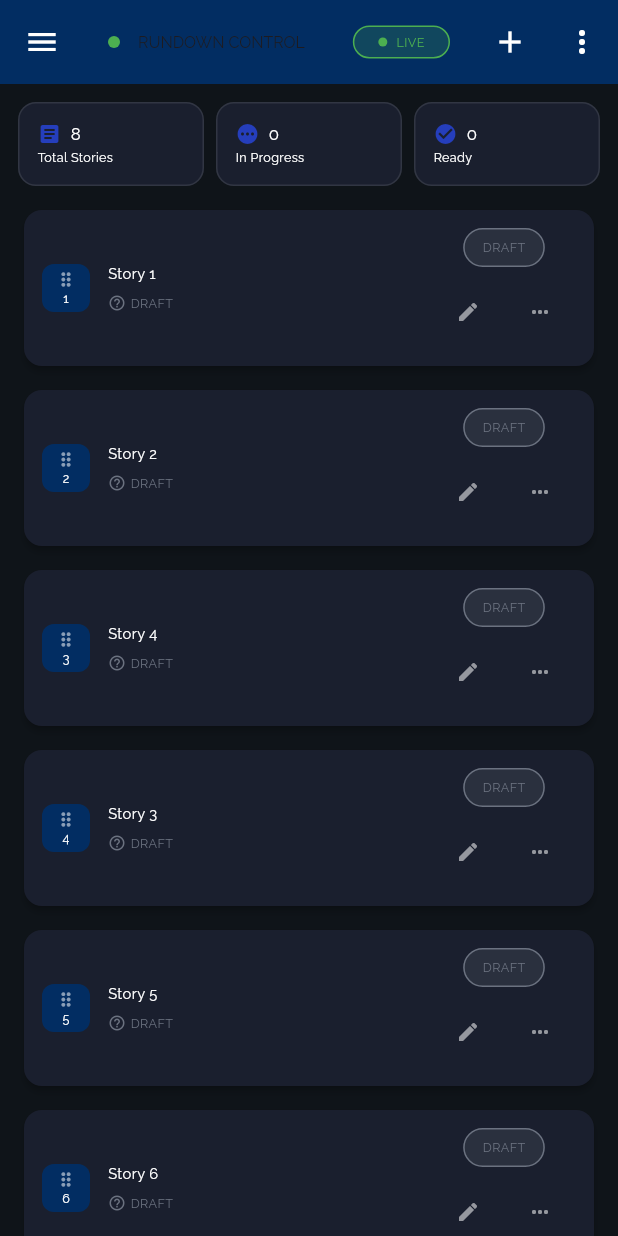
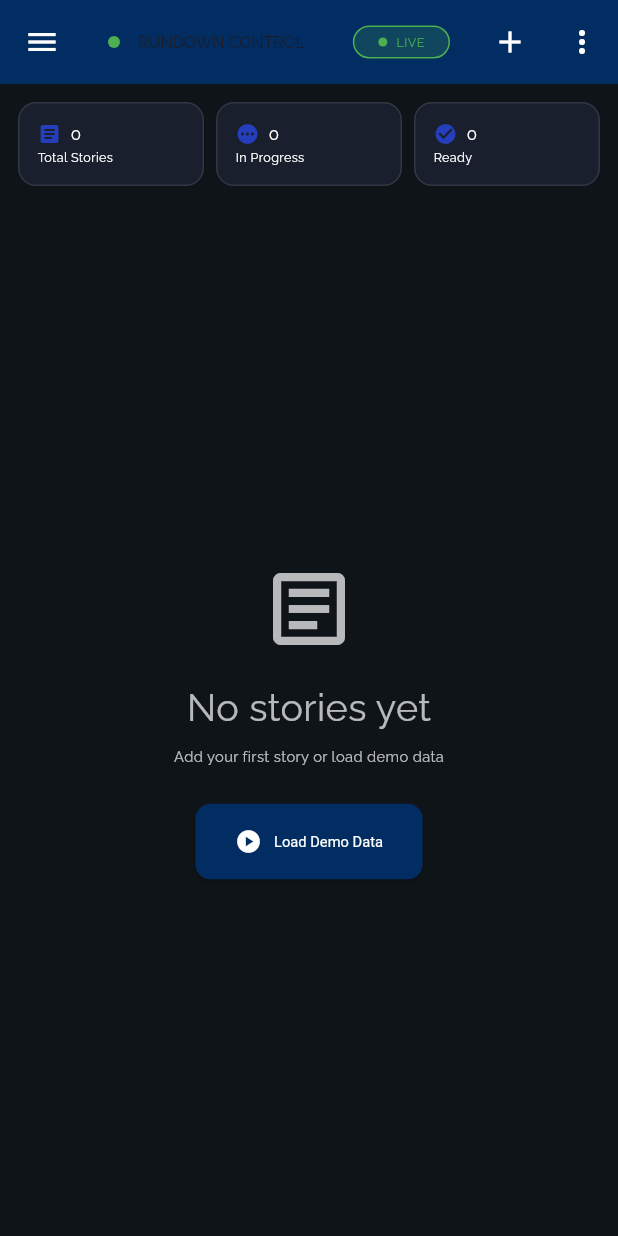
Before and after one commit to danielcyudoncy/nrcs, a Flutter app: the RundownPage screen opened by its route, on a phone screen of 412 x 824 dp. Run offline on Flutter 3.47's test engine with Material 3 defaults, Android fonts, the phone set to English and light mode, and no system bars; our stand-ins replace dio, flutter_dotenv, flutter_screenutil, get, google_fonts, shared_preferences; accounts and stored records are empty.

Commit message:
updated the demo data

```diff
--- a/lib/core/services/story_service.dart
+++ b/lib/core/services/story_service.dart
@@ -2,7 +2,6 @@
 import 'dart:async';
 import 'package:uuid/uuid.dart';
 import 'package:nrcs/core/models/story.dart';
-import '../network/ws_client.dart';
 
 enum StoryEventType { list, upsert, delete, reorder, approve, submit }
 
@@ -17,17 +16,30 @@ class StoryService {
   final _rng = Uuid();
   final List<Story> _items = [];
   final _ctrl = StreamController<StoryEvent>.broadcast();
-  // ws demo not stored; it runs timers internally
 
-  StoryService({bool enableWsDemo = true}) {
-    // seed
+  StoryService({bool enableWsDemo = false}) {
+    if (enableWsDemo) {
+      _loadDemoDataInternal();
+    }
+    // emit initial list (empty or with demo data)
+    Future.microtask(
+      () => _ctrl.add(
+        StoryEvent(type: StoryEventType.list, list: List.unmodifiable(_items)),
+      ),
+    );
+  }
+
+  void _loadDemoDataInternal() {
     for (var i = 0; i < 8; i++) {
-      _items.add(Story(id: _rng.v4(), slug: 'Story ${i + 1}', orderNo: i + 1, status: 'draft'));
+      _items.add(
+        Story(
+          id: _rng.v4(),
+          slug: 'Story ${i + 1}',
+          orderNo: i + 1,
+          status: 'draft',
+        ),
+      );
     }
-    // emit initial list
-    Future.microtask(() => _ctrl.add(StoryEvent(type: StoryEventType.list, list: List.unmodifiable(_items))));
-  // start a demo ws that will emit reorder/update events
-  if (enableWsDemo) _startWsDemo();
   }
 
   Stream<StoryEvent> get stream => _ctrl.stream;
@@ -60,7 +72,15 @@ class StoryService {
     final s = _items[idx];
     final updated = s.copyWith(status: 'submitted');
     // bump version and updatedBy
-    final newS = Story(id: updated.id, slug: updated.slug, orderNo: updated.orderNo, status: updated.status, script: s.script, version: s.version + 1, updatedBy: user);
+    final newS = Story(
+      id: updated.id,
+      slug: updated.slug,
+      orderNo: updated.orderNo,
+      status: updated.status,
+      script: s.script,
+      version: s.version + 1,
+      updatedBy: user,
+    );
     _items[idx] = newS;
     _ctrl.add(StoryEvent(type: StoryEventType.submit, story: newS));
     return newS;
@@ -71,7 +91,15 @@ class StoryService {
     if (idx == -1) throw Exception('not found');
     final s = _items[idx];
     final updated = s.copyWith(status: 'approved');
-    final newS = Story(id: updated.id, slug: updated.slug, orderNo: updated.orderNo, status: updated.status, script: s.script, version: s.version + 1, updatedBy: user);
+    final newS = Story(
+      id: updated.id,
+      slug: updated.slug,
+      orderNo: updated.orderNo,
+      status: updated.status,
+      script: s.script,
+      version: s.version + 1,
+      updatedBy: user,
+    );
     _items[idx] = newS;
     _ctrl.add(StoryEvent(type: StoryEventType.approve, story: newS));
     return newS;
@@ -79,41 +107,50 @@ class StoryService {
 
   void delete(String id) {
     _items.removeWhere((it) => it.id == id);
-    _ctrl.add(StoryEvent(type: StoryEventType.delete, list: List.unmodifiable(_items)));
+    _ctrl.add(
+      StoryEvent(type: StoryEventType.delete, list: List.unmodifiable(_items)),
+    );
   }
 
   void reorder(int fromIndex, int toIndex) {
-    if (fromIndex < 0 || toIndex < 0 || fromIndex >= _items.length || toIndex >= _items.length) return;
+    if (fromIndex < 0 ||
+        toIndex < 0 ||
+        fromIndex >= _items.length ||
+        toIndex >= _items.length) {
+      return;
+    }
     final item = _items.removeAt(fromIndex);
     _items.insert(toIndex, item);
     // fix orderNo
     for (var i = 0; i < _items.length; i++) {
-      _items[i] = Story(id: _items[i].id, slug: _items[i].slug, orderNo: i + 1, status: _items[i].status, script: _items[i].script, version: _items[i].version, updatedBy: _items[i].updatedBy);
+      _items[i] = Story(
+        id: _items[i].id,
+        slug: _items[i].slug,
+        orderNo: i + 1,
+        status: _items[i].status,
+        script: _items[i].script,
+        version: _items[i].version,
+        updatedBy: _items[i].updatedBy,
+      );
     }
-    _ctrl.add(StoryEvent(type: StoryEventType.reorder, list: List.unmodifiable(_items)));
+    _ctrl.add(
+      StoryEvent(type: StoryEventType.reorder, list: List.unmodifiable(_items)),
+    );
   }
 
-  void _startWsDemo() async {
-    // create a local in-memory periodic emitter that simulates remote events
-  WSClient.demo((payload) {
-      // payload can be {'type':'reorder','from':0,'to':1} or {'type':'update','id':..,'slug':..}
-      if (payload['type'] == 'reorder') {
-        final from = payload['from'] as int? ?? 0;
-        final to = payload['to'] as int? ?? 0;
-        reorder(from, to);
-      } else if (payload['type'] == 'update') {
-        final id = payload['id'] as String?;
-        final slug = payload['slug'] as String?;
-        if (id != null) {
-          final idx = _items.indexWhere((it) => it.id == id);
-          if (idx != -1) {
-            final s = _items[idx];
-            final newS = Story(id: s.id, slug: slug ?? s.slug, orderNo: s.orderNo, status: s.status, script: s.script, version: s.version + 1, updatedBy: 'ws-demo');
-            _items[idx] = newS;
-            _ctrl.add(StoryEvent(type: StoryEventType.upsert, story: newS));
-          }
-        }
-      }
-    });
+  void refresh() {
+    // Just emit the current list without generating demo data
+    _ctrl.add(
+      StoryEvent(type: StoryEventType.list, list: List.unmodifiable(_items)),
+    );
+  }
+
+  void loadDemoData() {
+    // Generate demo data only when explicitly requested
+    _items.clear();
+    _loadDemoDataInternal();
+    _ctrl.add(
+      StoryEvent(type: StoryEventType.list, list: List.unmodifiable(_items)),
+    );
   }
 }
--- a/lib/features/rundown/controllers/rundown_controller.dart
+++ /dev/null
@@ -1,15 +0,0 @@
-// features/rundown/controllers/rundown_controller.dart
-import 'package:get/get.dart';
-
-class RundownController extends GetxController {
-  final stories = <Map<String, dynamic>>[].obs;
-
-  void loadSample() {
-    stories.assignAll(List.generate(8, (i) => {
-      'id': 'sid-$i',
-      'slug': 'Story ${i + 1}',
-      'orderNo': i + 1,
-      'status': 'draft'
-    }));
-  }
-}
--- a/lib/features/rundown/views/rundown_page.dart
+++ b/lib/features/rundown/views/rundown_page.dart
@@ -5,7 +5,6 @@ import 'package:nrcs/core/services/story_service.dart';
 import 'package:nrcs/core/models/story.dart';
 import 'package:nrcs/core/theme/app_theme.dart';
 import 'package:nrcs/core/utils/responsive_utils.dart';
-import '../controllers/rundown_controller.dart';
 import 'package:nrcs/features/scripts/views/script_editor_page.dart';
 
 class RundownPage extends StatelessWidget {
@@ -14,8 +13,6 @@ class RundownPage extends StatelessWidget {
   @override
   Widget build(BuildContext context) {
     final svc = Get.put(StoryService());
-    final controller = Get.put(RundownController());
-    controller.loadSample();
 
     return Scaffold(
       backgroundColor: AppColors.backgroundDark,
@@ -84,7 +81,10 @@ class RundownPage extends StatelessWidget {
                 case 'settings':
                   break;
                 case 'refresh':
-                  controller.loadSample();
+                  svc.refresh();
+                  break;
+                case 'loadDemo':
+                  svc.loadDemoData();
                   break;
               }
             },
@@ -101,6 +101,13 @@ class RundownPage extends StatelessWidget {
                 child: ListTile(
                   leading: const Icon(Icons.refresh),
                   title: Text('Refresh', style: AppTheme.bodyMedium),
+                ),
+              ),
+              PopupMenuItem(
+                value: 'loadDemo',
+                child: ListTile(
+                  leading: const Icon(Icons.play_circle),
+                  title: Text('Load Demo Data', style: AppTheme.bodyMedium),
                 ),
               ),
             ],
@@ -154,7 +161,9 @@ class RundownPage extends StatelessWidget {
                   Expanded(
                     child: Container(
                       margin: const EdgeInsets.symmetric(horizontal: 12),
-                      child: ReorderableListView.builder(
+                      child: stories.isEmpty
+                          ? _buildEmptyState()
+                          : ReorderableListView.builder(
                               itemCount: stories.length,
                               onReorder: (oldIndex, newIndex) {
                                 if (newIndex > oldIndex) newIndex -= 1;
@@ -178,6 +187,48 @@ class RundownPage extends StatelessWidget {
             },
           );
         },
+      ),
+    );
+  }
+
+  Widget _buildEmptyState() {
+    return Center(
+      child: Column(
+        mainAxisAlignment: MainAxisAlignment.center,
+        children: [
+          Icon(
+            Icons.article_outlined,
+            size: 64,
+            color: AppColors.textSecondary,
+          ),
+          const SizedBox(height: 16),
+          Text(
+            'No stories yet',
+            style: AppTheme.headingSmall?.copyWith(
+              color: AppColors.textSecondary,
+            ),
+          ),
+          const SizedBox(height: 8),
+          Text(
+            'Add your first story or load demo data',
+            style: AppTheme.bodyMedium?.copyWith(
+              color: AppColors.textSecondary,
+            ),
+          ),
+          const SizedBox(height: 24),
+          ElevatedButton.icon(
+            onPressed: () {
+              final svc = Get.find<StoryService>();
+              svc.loadDemoData();
+            },
+            icon: const Icon(Icons.play_circle),
+            label: const Text('Load Demo Data'),
+            style: ElevatedButton.styleFrom(
+              backgroundColor: AppColors.buttonPrimary,
+              foregroundColor: AppColors.textPrimary,
+            ),
+          ),
+        ],
       ),
     );
   }
```
Also changed, not shown: 1 other file. Lines whose indentation alone changed are shown as unchanged.
